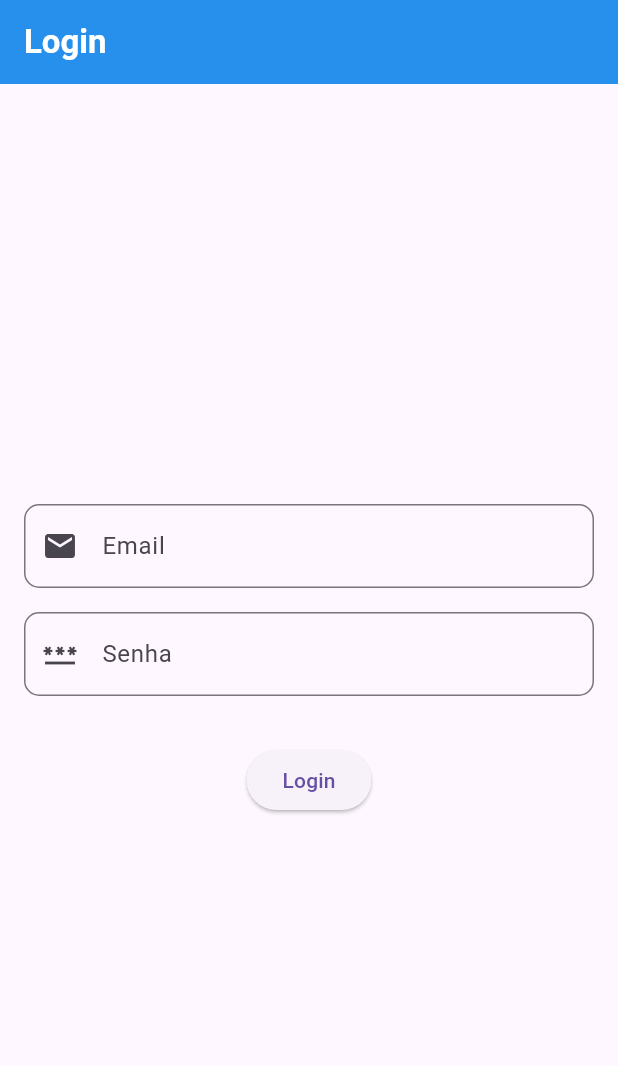
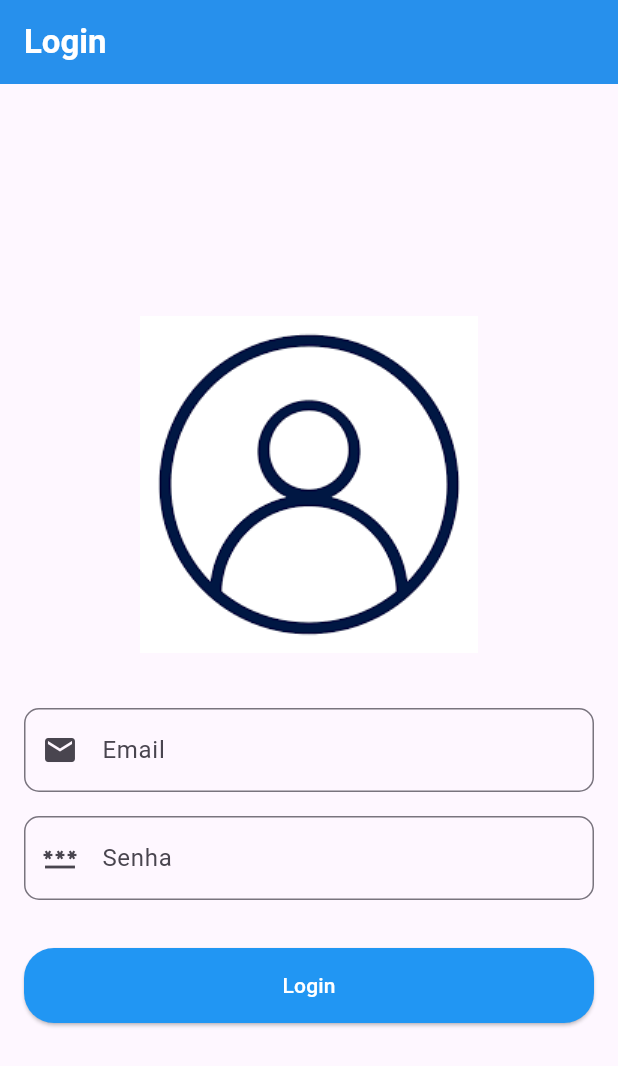
Before and after one commit to DavidVNB/login_flutter, a Flutter app: the screen it shows after launch, on a phone screen of 412 x 824 dp. Shown: the top 1066 px of the screen. Run offline on Flutter 3.47's test engine with Material 3 defaults, Android fonts, the phone set to English and light mode, and no system bars.

Commit message:
ajuste no pubspec

```diff
--- a/lib/main.dart
+++ b/lib/main.dart
@@ -11,6 +11,7 @@ class LoginApp extends StatelessWidget {
       home: LoginPage(),
       debugShowCheckedModeBanner: false,
     );
+
   }
 }
 
@@ -25,8 +26,7 @@ class LoginPage extends StatelessWidget {
           fontSize: 22,
           fontWeight: FontWeight.bold,
 
-
-        )
+        ),
         ),
         backgroundColor: Colors.blue,
         elevation: 4,
@@ -35,14 +35,23 @@ class LoginPage extends StatelessWidget {
         padding: EdgeInsets.all(16.0),
         child: Column(
           mainAxisAlignment: MainAxisAlignment.center,
+          crossAxisAlignment: CrossAxisAlignment.stretch,
+
           children: [
+
+            Image.asset(
+              'lib/assets/unnamed.png',
+                width:350,
+                height:250,
+              ),
+              SizedBox(height:24.0),
               TextFormField(
               decoration: InputDecoration(labelText: 'Email',
               prefixIcon: Icon(Icons.email),
                 border: OutlineInputBorder(
                 borderRadius: BorderRadius.circular(10.0),
               )
-                )
+              ),
             ),
             SizedBox(height: 16.0),
             TextFormField(
@@ -56,9 +65,18 @@ class LoginPage extends StatelessWidget {
             ),
             SizedBox(height: 32.0),
             ElevatedButton(
-                onPressed: () {
+              onPressed: () {},
+               style: ElevatedButton.styleFrom(
+                backgroundColor: Colors.blue, // Cor de fundo do botão
+                foregroundColor: Colors.white, //Cor do texto do botão
+                padding:EdgeInsets.symmetric(horizontal:40, vertical:15),
+                shape: RoundedRectangleBorder(
+                  borderRadius: BorderRadius.circular(20),
+
+               ),
+               ),
+
                 // Lógica de autenticação do usuário
-                },
               child: Text('Login'),
             ),
           ],
--- a/pubspec.yaml
+++ b/pubspec.yaml
@@ -58,8 +58,8 @@ flutter:
   uses-material-design: true
 
   # To add assets to your application, add an assets section, like this:
-  # assets:
-  #   - images/a_dot_burr.jpeg
+  assets:
+     - lib/assets/unnamed.png
   #   - images/a_dot_ham.jpeg
 
   # An image asset can refer to one or more resolution-specific "variants", see
```
Also changed, not shown: lib/assets/unnamed.png (added), lib/tela_inicial.dart (added), 1 other file. Lines whose indentation alone changed are shown as unchanged.
